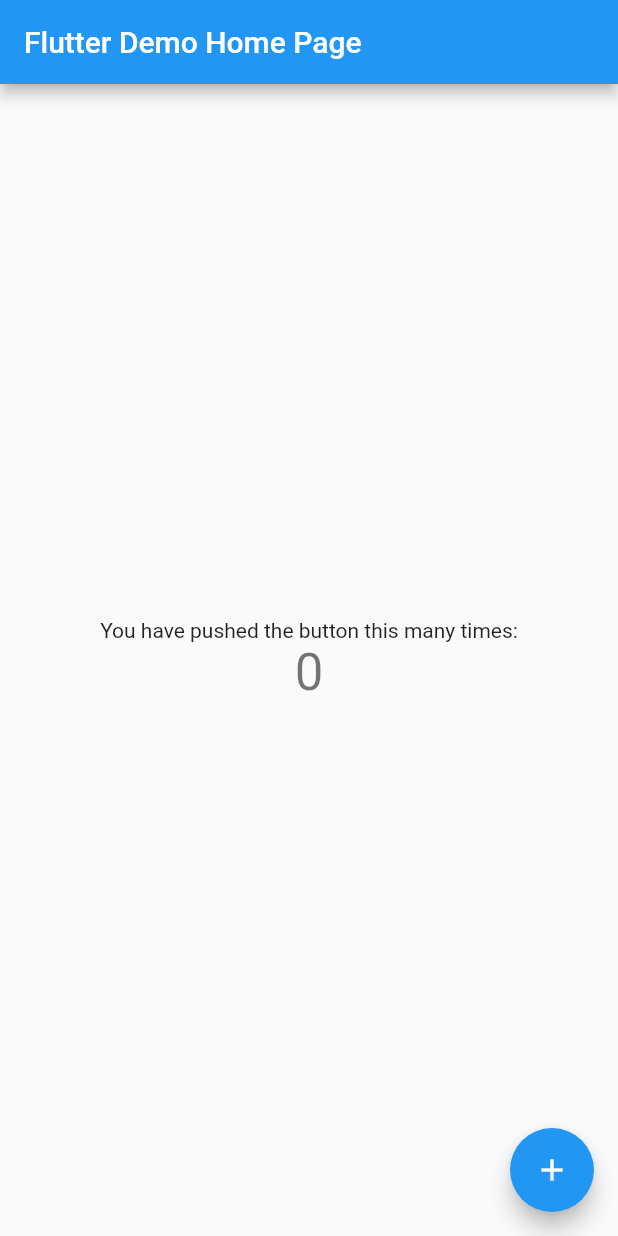
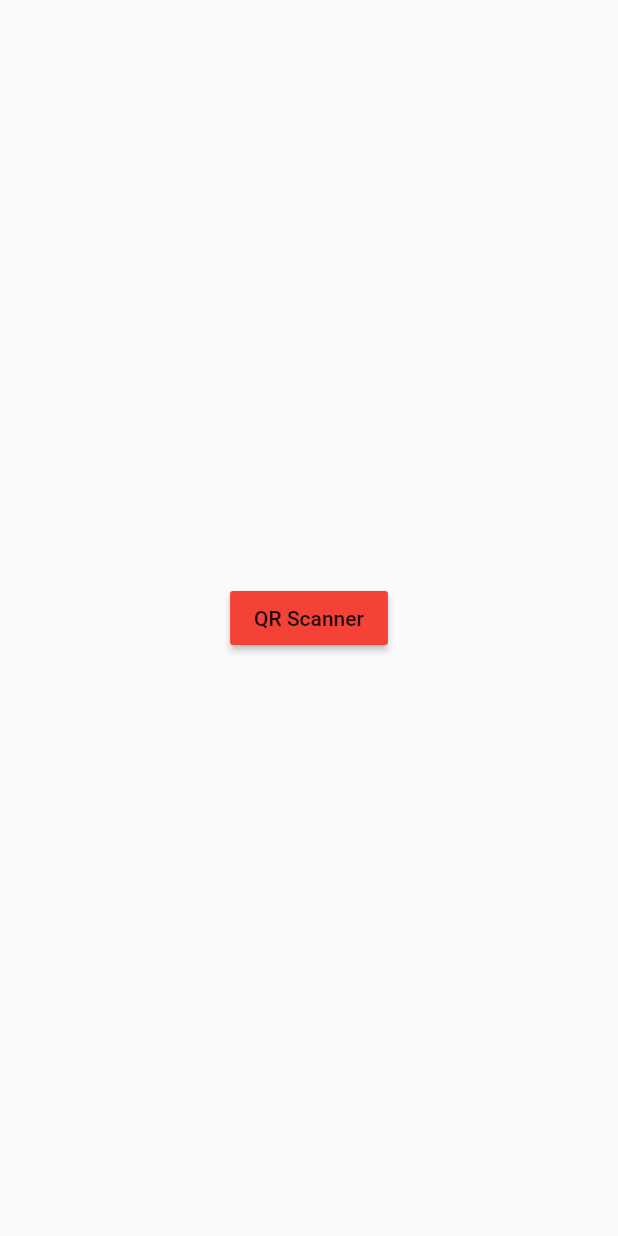
Before and after one commit to asundheim/Doorman, a Flutter app: the screen it shows after launch, on a phone screen of 412 x 824 dp. Run offline on Flutter 3.47's test engine with Material 2 defaults, Android fonts, the phone set to English and light mode, and no system bars; missing offline and left inert: barcode_scan.

Commit message:
Added screen for testing scanner

```diff
--- /dev/null
+++ b/lib/home.dart
@@ -0,0 +1,24 @@
+import 'package:flutter/material.dart';
+import './scanner.dart';
+
+class Home extends StatelessWidget {
+  @override
+  Widget build(BuildContext context) {
+    return Scaffold(
+      body: Center(
+          child: Column(
+            mainAxisAlignment: MainAxisAlignment.center,
+            children: <Widget>[
+              RaisedButton(
+                  child: Text('QR Scanner'),
+                  color: Colors.red,
+                  onPressed: () {
+                    Navigator.push(context, MaterialPageRoute(builder: (context) => Scanner()));
+                  }
+              ),
+            ],
+          )
+      ),
+    );
+  }
+}
--- a/lib/main.dart
+++ b/lib/main.dart
@@ -1,111 +1,16 @@
 import 'package:flutter/material.dart';
+import './home.dart';
+void main() => runApp(Main());
 
-void main() => runApp(MyApp());
-
-class MyApp extends StatelessWidget {
-  // This widget is the root of your application.
+class Main extends StatelessWidget {
   @override
   Widget build(BuildContext context) {
     return MaterialApp(
       title: 'Flutter Demo',
       theme: ThemeData(
-        // This is the theme of your application.
-        //
-        // Try running your application with "flutter run". You'll see the
-        // application has a blue toolbar. Then, without quitting the app, try
-        // changing the primarySwatch below to Colors.green and then invoke
-        // "hot reload" (press "r" in the console where you ran "flutter run",
-        // or simply save your changes to "hot reload" in a Flutter IDE).
-        // Notice that the counter didn't reset back to zero; the application
-        // is not restarted.
         primarySwatch: Colors.blue,
       ),
-      home: MyHomePage(title: 'Flutter Demo Home Page'),
+      home: Home()
     );
   }
 }
-
-class MyHomePage extends StatefulWidget {
-  MyHomePage({Key key, this.title}) : super(key: key);
-
-  // This widget is the home page of your application. It is stateful, meaning
-  // that it has a State object (defined below) that contains fields that affect
-  // how it looks.
-
-  // This class is the configuration for the state. It holds the values (in this
-  // case the title) provided by the parent (in this case the App widget) and
-  // used by the build method of the State. Fields in a Widget subclass are
-  // always marked "final".
-
-  final String title;
-
-  @override
-  _MyHomePageState createState() => _MyHomePageState();
-}
-
-class _MyHomePageState extends State<MyHomePage> {
-  int _counter = 0;
-
-  void _incrementCounter() {
-    setState(() {
-      // This call to setState tells the Flutter framework that something has
-      // changed in this State, which causes it to rerun the build method below
-      // so that the display can reflect the updated values. If we changed
-      // _counter without calling setState(), then the build method would not be
-      // called again, and so nothing would appear to happen.
-      _counter++;
-    });
-  }
-
-  @override
-  Widget build(BuildContext context) {
-    // This method is rerun every time setState is called, for instance as done
-    // by the _incrementCounter method above.
-    //
-    // The Flutter framework has been optimized to make rerunning build methods
-    // fast, so that you can just rebuild anything that needs updating rather
-    // than having to individually change instances of widgets.
-    return Scaffold(
-      appBar: AppBar(
-        // Here we take the value from the MyHomePage object that was created by
-        // the App.build method, and use it to set our appbar title.
-        title: Text(widget.title),
-      ),
-      body: Center(
-        // Center is a layout widget. It takes a single child and positions it
-        // in the middle of the parent.
-        child: Column(
-          // Column is also layout widget. It takes a list of children and
-          // arranges them vertically. By default, it sizes itself to fit its
-          // children horizontally, and tries to be as tall as its parent.
-          //
-          // Invoke "debug painting" (press "p" in the console, choose the
-          // "Toggle Debug Paint" action from the Flutter Inspector in Android
-          // Studio, or the "Toggle Debug Paint" command in Visual Studio Code)
-          // to see the wireframe for each widget.
-          //
-          // Column has various properties to control how it sizes itself and
-          // how it positions its children. Here we use mainAxisAlignment to
-          // center the children vertically; the main axis here is the vertical
-          // axis because Columns are vertical (the cross axis would be
-          // horizontal).
-          mainAxisAlignment: MainAxisAlignment.center,
-          children: <Widget>[
-            Text(
-              'You have pushed the button this many times:',
-            ),
-            Text(
-              '$_counter',
-              style: Theme.of(context).textTheme.display1,
-            ),
-          ],
-        ),
-      ),
-      floatingActionButton: FloatingActionButton(
-        onPressed: _incrementCounter,
-        tooltip: 'Increment',
-        child: Icon(Icons.add),
-      ), // This trailing comma makes auto-formatting nicer for build methods.
-    );
-  }
-}
--- a/pubspec.yaml
+++ b/pubspec.yaml
@@ -15,7 +15,7 @@ environment:
 dependencies:
   flutter:
     sdk: flutter
-
+  barcode_scan: ^0.0.4
   # The following adds the Cupertino Icons font to your application.
   # Use with the CupertinoIcons class for iOS style icons.
   cupertino_icons: ^0.1.2
```
Also changed, not shown: lib/scanner.dart (added, +68 -0 lines), 2 other files.
